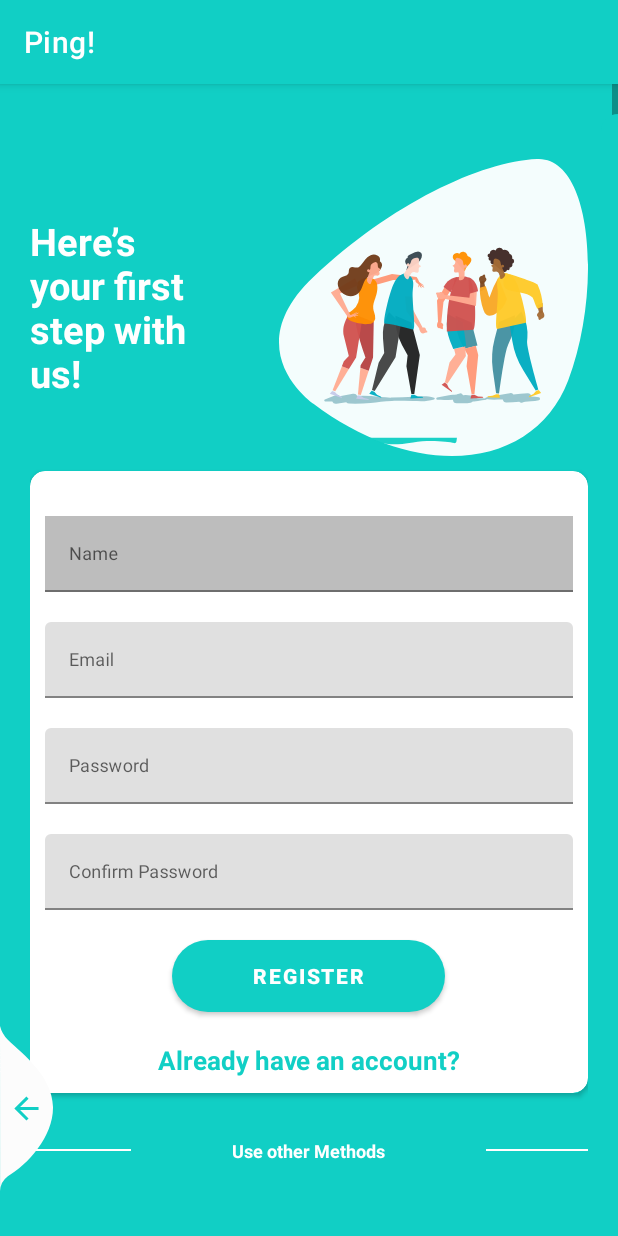
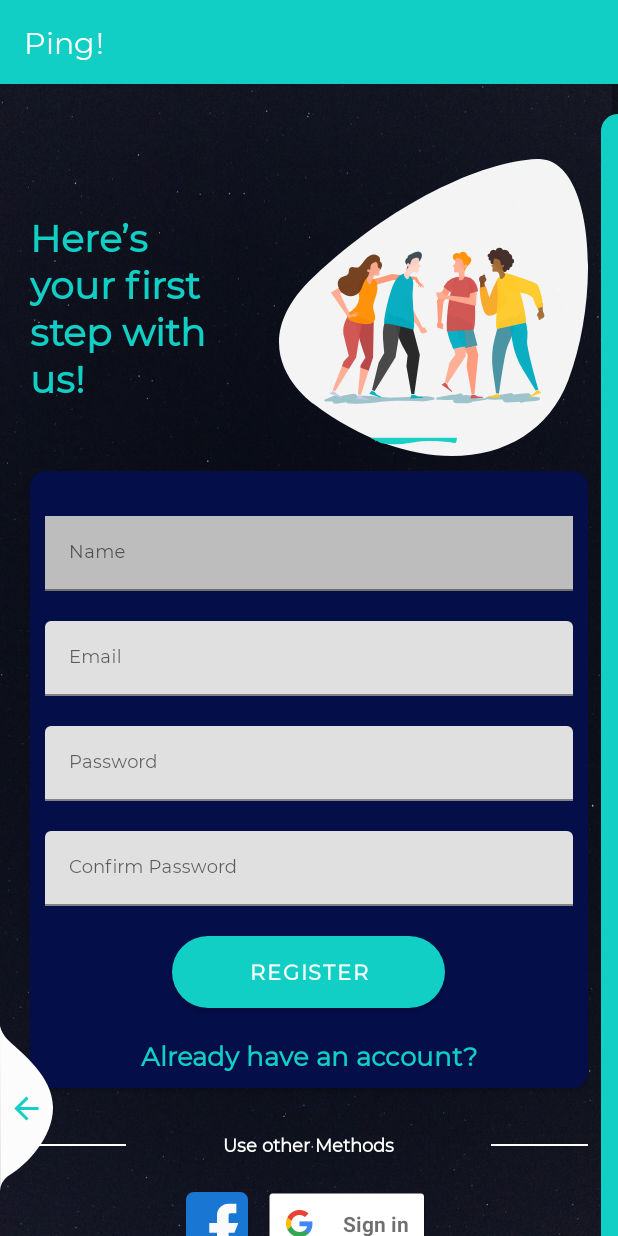
Before and after one commit to saloni-singh14/Ping, an Android app: the screen it shows after launch (SignUpActivity), after a tap on "New user? Register Now", on a phone screen of 412 x 824 dp. Run offline under Robolectric (Android 15) with nearby library versions, the light colour scheme and no system bars; our stand-ins replace Firebase (no records; nobody signed in at launch, a user with empty details on screens opened directly); plain views replace CircularProgressButton.

Commit message:
1. Video call functionality is working. Integrated it. 2. Changed UI, font, background for all.

```diff
--- a/app/src/main/java/com/example/ping/ChatActivity.java
+++ b/app/src/main/java/com/example/ping/ChatActivity.java
@@ -13,6 +13,7 @@ import android.os.Handler;
 import android.text.Editable;
 import android.text.TextWatcher;
 import android.view.Menu;
+import android.view.MenuItem;
 import android.view.View;
 
 import com.bumptech.glide.Glide;
@@ -326,4 +327,9 @@ public class ChatActivity extends AppCompatActivity {
         finish();
         return super.onSupportNavigateUp();
     }
+
+    public void onVideoCallClick(MenuItem item) {
+        Intent intent=new Intent(getApplicationContext(),BasicVideoCall.class);
+        startActivity(intent);
+    }
 }
--- a/app/src/main/java/com/example/ping/SetupProfileActivity.java
+++ b/app/src/main/java/com/example/ping/SetupProfileActivity.java
@@ -255,7 +255,7 @@ public class SetupProfileActivity extends AppCompatActivity {
                                 public void onSuccess(Uri uri) {
                                     String filePath = uri.toString();
                                     HashMap<String, Object> obj = new HashMap<>();
-                                    obj.put("image", filePath);
+                                    obj.put("profileImage", filePath);
                                     database.getReference().child("users")
                                             .child(FirebaseAuth.getInstance().getUid())
                                             .updateChildren(obj).addOnSuccessListener(new OnSuccessListener<Void>() {
--- a/app/src/main/res/layout/activity_basic_video_call.xml
+++ b/app/src/main/res/layout/activity_basic_video_call.xml
@@ -9,9 +9,10 @@
         android:id="@+id/bg_video_container"
         android:layout_width="fill_parent"
         android:layout_height="match_parent"
-        android:background="@android:color/background_light"
+        android:background="@drawable/chat_bg_planets"
         app:layout_constraintBottom_toBottomOf="parent"
         app:layout_constraintEnd_toEndOf="parent"
+
         app:layout_constraintStart_toStartOf="parent"
         app:layout_constraintTop_toTopOf="parent" >
 
--- a/app/src/main/res/layout/activity_chat.xml
+++ b/app/src/main/res/layout/activity_chat.xml
@@ -11,10 +11,12 @@
         android:layout_width="match_parent"
         android:layout_height="wrap_content"
         app:menu="@menu/chat_menu"
+
         android:minHeight="?attr/actionBarSize"
         android:theme="?attr/actionBarTheme"
         android:background="@color/themeColor"
         app:layout_constraintEnd_toEndOf="parent"
+
         app:layout_constraintStart_toStartOf="parent"
         app:layout_constraintTop_toTopOf="parent" >
 
--- a/app/src/main/res/layout/activity_phone_number.xml
+++ b/app/src/main/res/layout/activity_phone_number.xml
@@ -4,6 +4,7 @@
     xmlns:tools="http://schemas.android.com/tools"
     android:layout_width="match_parent"
     android:layout_height="match_parent"
+    android:background="@drawable/galaxy"
     tools:context=".PhoneNumberActivity">
     <ImageView
         android:id="@+id/imageView"
@@ -13,7 +14,7 @@
         app:layout_constraintEnd_toEndOf="parent"
         app:layout_constraintStart_toStartOf="parent"
         app:layout_constraintTop_toTopOf="parent"
-        app:srcCompat="@drawable/icons8_phone_96" />
+        app:srcCompat="@drawable/shuttle_64" />
 
 
 
@@ -47,6 +48,7 @@
 
 
     <androidx.cardview.widget.CardView
+        android:background="@color/spaceBlue"
         android:layout_width="match_parent"
         android:layout_height="wrap_content"
         android:layout_marginStart="16dp"
--- a/app/src/main/res/layout/activity_sign_in.xml
+++ b/app/src/main/res/layout/activity_sign_in.xml
@@ -15,10 +15,12 @@
         android:layout_alignParentLeft="true"
         android:layout_alignParentTop="true"
         android:layout_centerInParent="true"
+        android:background="@drawable/dark_light_stars"
         android:paddingTop="20dp">
         <LinearLayout
             android:layout_width="match_parent"
             android:layout_height="wrap_content"
+
             android:orientation="vertical"
             android:padding="20dp">
             <RelativeLayout
@@ -28,6 +30,8 @@
                     style="@style/viewParent.headerText.NoMode"
                     android:layout_alignParentLeft="true"
                     android:layout_centerVertical="true"
+                    android:fontFamily="@font/montserrat_regular"
+                    android:textColor="@color/themeColor"
                     android:text="Already \nhave an \nAccount?" />
                 <ImageView
                     android:layout_width="wrap_content"
@@ -44,6 +48,7 @@
                     android:id="@+id/editTextUsername"
                     style="@style/modifiedEditText"
                     android:hint="@string/username"
+                    android:fontFamily="@font/montserrat_regular"
                     android:inputType="text"
                     android:maxLines="1" />
             </com.google.android.material.textfield.TextInputLayout>
@@ -55,6 +60,7 @@
                     android:id="@+id/editTextPassword"
                     style="@style/modifiedEditText"
                     android:hint="@string/login_password_hint"
+                    android:fontFamily="@font/montserrat_regular"
                     android:inputType="textPassword"
                     android:maxLines="1" />
             </com.google.android.material.textfield.TextInputLayout>
--- a/app/src/main/res/layout/activity_sign_up.xml
+++ b/app/src/main/res/layout/activity_sign_up.xml
@@ -5,8 +5,9 @@
     android:layout_width="match_parent"
     android:layout_height="match_parent"
     android:layout_gravity="center"
-    android:background="@color/register_bk_color"
+    android:background="@drawable/dark_light_stars"
     android:focusableInTouchMode="true"
+
     android:gravity="center"
     tools:context=".SignUpActivity">
     <ScrollView
@@ -26,8 +27,9 @@
                     style="@style/viewParent.headerText.NoMode"
                     android:layout_alignParentLeft="true"
                     android:layout_centerVertical="true"
+                    android:fontFamily="@font/montserrat_regular"
                     android:text="Here’s\nyour first\nstep with \nus! "
-                    android:textColor="@color/whiteTextColor" />
+                    android:textColor="@color/themeColor" />
                 <ImageView
                     android:layout_width="wrap_content"
                     android:layout_height="wrap_content"
@@ -39,19 +41,22 @@
                 android:layout_width="match_parent"
                 android:layout_height="wrap_content"
                 android:layout_marginTop="10dp"
-                app:cardBackgroundColor="@color/whiteTextColor"
+                app:cardBackgroundColor="@color/spaceBlue"
                 app:cardCornerRadius="10dp">
                 <LinearLayout
                     android:layout_width="match_parent"
                     android:layout_height="wrap_content"
                     android:layout_margin="10dp"
+
                     android:orientation="vertical">
                     <com.google.android.material.textfield.TextInputLayout
+
                         android:id="@+id/textInputName"
                         style="@style/parent"
                         android:layout_marginTop="@dimen/loginViewsMargin">
 
                         <EditText
+                            android:fontFamily="@font/montserrat_regular"
                             android:id="@+id/editTextName"
                             style="@style/modifiedEditText"
                             android:background="@color/colorHintText"
@@ -67,6 +72,7 @@
                             android:id="@+id/editTextEmail"
                             style="@style/modifiedEditText"
                             android:hint="@string/login_email_hint"
+                            android:fontFamily="@font/montserrat_regular"
                             android:inputType="textEmailAddress"
                             android:maxLines="1" />
                     </com.google.android.material.textfield.TextInputLayout>
@@ -78,6 +84,7 @@
                             android:id="@+id/editTextPassword"
                             style="@style/modifiedEditText"
                             android:hint="Password"
+                            android:fontFamily="@font/montserrat_regular"
                             android:inputType="textPassword"
                             android:maxLines="1" />
                     </com.google.android.material.textfield.TextInputLayout>
@@ -88,6 +95,7 @@
                         <EditText
                             android:id="@+id/editTextConfirmPassword"
                             style="@style/modifiedEditText"
+                            android:fontFamily="@font/montserrat_regular"
                             android:hint="Confirm Password"
                             android:inputType="textPassword"
                             android:maxLines="1" />
@@ -98,6 +106,7 @@
                         android:layout_gravity="center_horizontal"
                         android:layout_marginTop="@dimen/loginViewsMargin"
                         android:text="Register"
+                        android:fontFamily="@font/montserrat_regular"
                         android:onClick="onRegisterClick"
                         app:initialCornerAngle="27dp"
                         app:spinning_bar_color="#FFF"
@@ -107,6 +116,7 @@
                         style="@style/parent"
                         android:layout_marginTop="@dimen/loginViewsMargin"
                         android:onClick="onLoginClick"
+                        android:fontFamily="@font/montserrat_regular"
                         android:text="Already have an account?"
                         android:textAlignment="center"
                         android:textColor="@color/themeColor"
@@ -132,6 +142,7 @@
                     android:layout_height="wrap_content"
                     android:layout_weight="6"
                     android:text="Use other Methods"
+                    android:fontFamily="@font/montserrat_regular"
                     android:textAlignment="center"
                     android:textColor="@color/whiteTextColor"
                     android:textSize="12sp"
@@ -152,11 +163,13 @@
                     android:layout_width="wrap_content"
                     android:layout_height="wrap_content"
                     app:srcCompat="@drawable/ic_facebook" />
-                <ImageView
+                <com.google.android.gms.common.SignInButton
+
+                    android:id="@+id/googleSignInButton"
                     android:layout_width="wrap_content"
                     android:layout_height="wrap_content"
-                    android:layout_marginLeft="10dp"
-                    app:srcCompat="@drawable/google" />
+                    android:layout_marginLeft="10dp" />
+
             </LinearLayout>
         </LinearLayout>
     </ScrollView>
--- a/app/src/main/res/menu/chat_menu.xml
+++ b/app/src/main/res/menu/chat_menu.xml
@@ -4,6 +4,7 @@
 
     <item
         android:icon="@drawable/ic_video"
+        android:onClick="onVideoCallClick"
         android:title="Video Call"
         app:showAsAction="always" />
     <item
--- a/app/src/main/res/values/strings.xml
+++ b/app/src/main/res/values/strings.xml
@@ -18,8 +18,8 @@
     <string name="login_email_hint">Email</string>
     <string name="login_password_hint">Password</string>
 
-    <string name="agora_app_id">127958caccae4288a61f53fb8ca8a821</string>
-    <string name="agora_access_token">006127958caccae4288a61f53fb8ca8a821IAD7TrcGkl4KTyJt3kWUsjN/73IYZE8jOhGTdykudc+n3uIVUyEAAAAAEACqPfBqr8jdYAEAAQCuyN1g</string>
+    <string name="agora_app_id">155f3902b8a14fcd821074c95d06b2b3</string>
+
 
     <string name="account_cannot_be_yourself">Account can not be yourself</string>
     <string name="account_empty">Account can not be empty</string>
--- a/app/src/main/res/values/themes.xml
+++ b/app/src/main/res/values/themes.xml
@@ -9,6 +9,7 @@
         <item name="colorSecondary">@color/teal_200</item>
         <item name="colorSecondaryVariant">@color/teal_700</item>
         <item name="colorOnSecondary">@color/black</item>
+        <item name="android:fontFamily">@font/montserrat_regular</item>
         <!-- Status bar color. -->
         <item name="android:statusBarColor" tools:targetApi="l">?attr/colorPrimaryVariant</item>
         <!-- Customize your theme here. -->
```
Also changed, not shown: app/src/main/java/com/example/ping/BasicVideoCall.java (+35 -42 lines), app/src/main/res/layout/activity_otpactivity.xml (+7 -1 lines), app/src/main/res/drawable-v24/galaxy.jpg (added), app/src/main/res/drawable-v24/shuttle.png (added), app/src/main/res/drawable-v24/shuttle_128.png (added), app/src/main/res/drawable-v24/shuttle_32.png (added), app/src/main/res/drawable-v24/shuttle_64.png (added).
